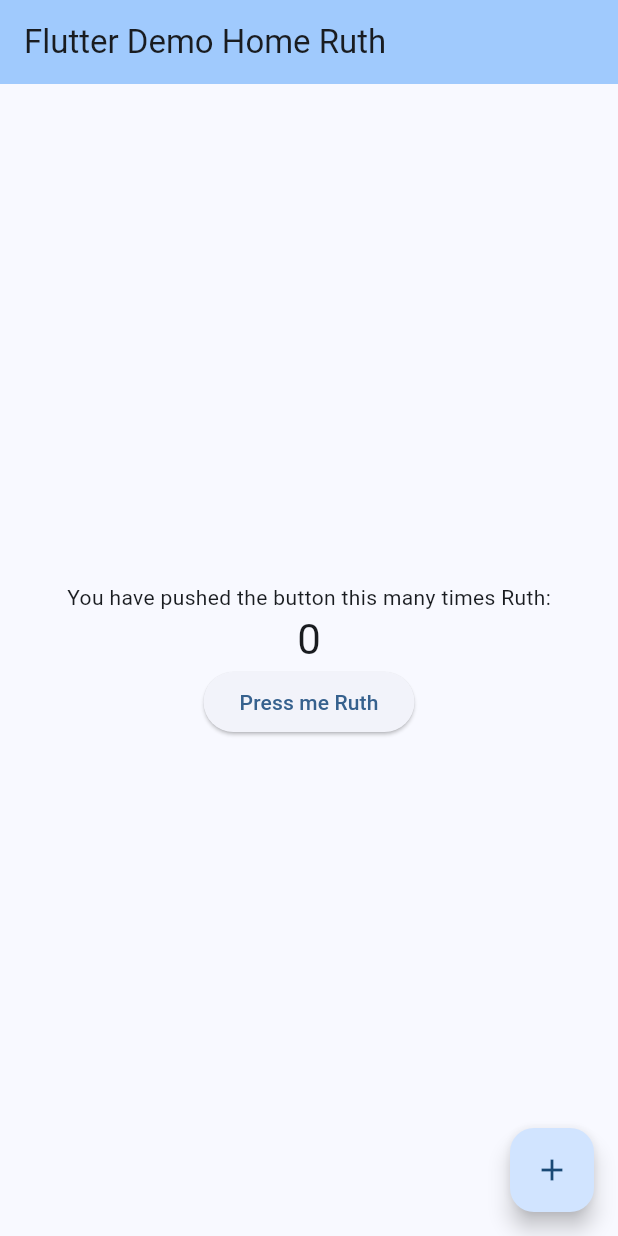
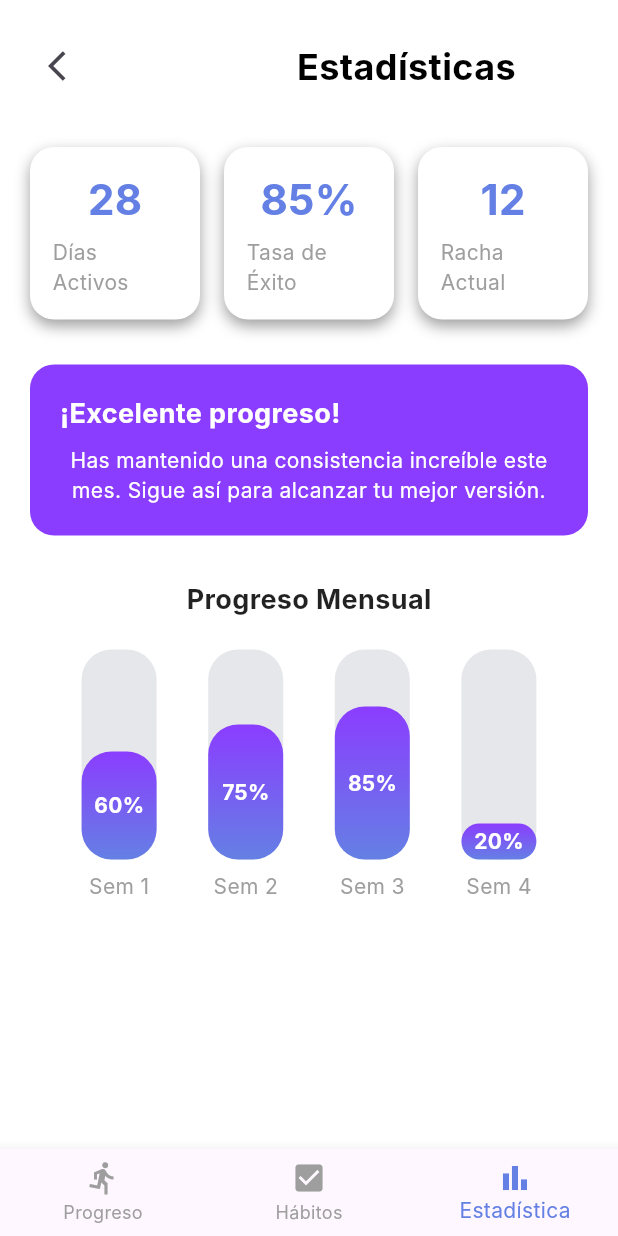
Before and after one commit to RuthJimenez309/flutter_application_1, a Flutter app: the screen it shows after launch, on a phone screen of 412 x 824 dp. Run offline on Flutter 3.47's test engine with Material 3 defaults, Android fonts, the phone set to English and light mode, and no system bars; Roboto replaces fonts that are missing (Inter).

Commit message:
Cambios realizad

```diff
--- a/lib/main.dart
+++ b/lib/main.dart
@@ -1,126 +1,228 @@
 import 'package:flutter/material.dart';
 
-void main() {
-  runApp(const MyApp());
-}
+void main() => runApp(const MyApp());
 
 class MyApp extends StatelessWidget {
   const MyApp({super.key});
 
-  // This widget is the root of your application.
   @override
   Widget build(BuildContext context) {
     return MaterialApp(
-      title: 'Flutter Demo',
-      theme: ThemeData(
-        // This is the theme of your application.
-        //
-        // TRY THIS: Try running your application with "flutter run". You'll see
-        // the application has a purple toolbar. Then, without quitting the app,
-        // try changing the seedColor in the colorScheme below to Colors.green
-        // and then invoke "hot reload" (save your changes or press the "hot
-        // reload" button in a Flutter-supported IDE, or press "r" if you used
-        // the command line to start the app).
-        //
-        // Notice that the counter didn't reset back to zero; the application
-        // state is not lost during the reload. To reset the state, use hot
-        // restart instead.
-        //
-        // This works for code too, not just values: Most code changes can be
-        // tested with just a hot reload.
-        colorScheme: ColorScheme.fromSeed(seedColor: Colors.blue),
-      ),
-      home: const MyHomePage(title: 'Flutter Demo Home Ruth'),
+      title: 'Estadísticas',
+      theme: ThemeData(fontFamily: 'Inter'),
+      home: const StatisticsScreen(),
+      debugShowCheckedModeBanner: false,
     );
   }
 }
 
-class MyHomePage extends StatefulWidget {
-  const MyHomePage({super.key, required this.title});
-
-  // This widget is the home page of your application. It is stateful, meaning
-  // that it has a State object (defined below) that contains fields that affect
-  // how it looks.
-
-  // This class is the configuration for the state. It holds the values (in this
-  // case the title) provided by the parent (in this case the App widget) and
-  // used by the build method of the State. Fields in a Widget subclass are
-  // always marked "final".
-
-  final String title;
-
-  @override
-  State<MyHomePage> createState() => _MyHomePageState();
-}
-
-class _MyHomePageState extends State<MyHomePage> {
-  int _counter = 0;
-
-  void _incrementCounter() {
-    setState(() {
-      // This call to setState tells the Flutter framework that something has
-      // changed in this State, which causes it to rerun the build method below
-      // so that the display can reflect the updated values. If we changed
-      // _counter without calling setState(), then the build method would not be
-      // called again, and so nothing would appear to happen.
-      _counter++;
-    });
-  }
+class StatisticsScreen extends StatelessWidget {
+  const StatisticsScreen({super.key});
 
   @override
   Widget build(BuildContext context) {
-    // This method is rerun every time setState is called, for instance as done
-    // by the _incrementCounter method above.
-    //
-    // The Flutter framework has been optimized to make rerunning build methods
-    // fast, so that you can just rebuild anything that needs updating rather
-    // than having to individually change instances of widgets.
     return Scaffold(
-      appBar: AppBar(
-        // TRY THIS: Try changing the color here to a specific color (to
-        // Colors.amber, perhaps?) and trigger a hot reload to see the AppBar
-        // change color while the other colors stay the same.
-        backgroundColor: Theme.of(context).colorScheme.inversePrimary,
-        // Here we take the value from the MyHomePage object that was created by
-        // the App.build method, and use it to set our appbar title.
-        title: Text(widget.title),
+      backgroundColor: Colors.white,
+
+      // Barra de navegación inferior
+      bottomNavigationBar: BottomNavigationBar(
+        currentIndex: 2, // Estadísticas seleccionada
+        selectedItemColor: const Color(0xFF6480E4), // Color morado claro
+        unselectedItemColor: Colors.grey,
+        onTap: (index) {},
+        items: const [
+          BottomNavigationBarItem(
+            icon: Icon(Icons.directions_run),
+            label: 'Progreso',
+          ),
+          BottomNavigationBarItem(
+            icon: Icon(Icons.check_box),
+            label: 'Hábitos',
+          ),
+          BottomNavigationBarItem(
+            icon: Icon(Icons.bar_chart),
+            label: 'Estadística',
+          ),
+        ],
       ),
-      body: Center(
-        // Center is a layout widget. It takes a single child and positions it
-        // in the middle of the parent.
-        child: Column(
-          // Column is also a layout widget. It takes a list of children and
-          // arranges them vertically. By default, it sizes itself to fit its
-          // children horizontally, and tries to be as tall as its parent.
-          //
-          // Column has various properties to control how it sizes itself and
-          // how it positions its children. Here we use mainAxisAlignment to
-          // center the children vertically; the main axis here is the vertical
-          // axis because Columns are vertical (the cross axis would be
-          // horizontal).
-          //
-          // TRY THIS: Invoke "debug painting" (choose the "Toggle Debug Paint"
-          // action in the IDE, or press "p" in the console), to see the
-          // wireframe for each widget.
-          mainAxisAlignment: MainAxisAlignment.center,
-          children: <Widget>[
-            const Text('You have pushed the button this many times Ruth:'),
-            Text(
-              '$_counter',
-              style: Theme.of(context).textTheme.headlineMedium,
-            ),
-            ElevatedButton(
-              onPressed: _incrementCounter,
-              child: const Text('Press me Ruth'),
-            ),
-          ],
+
+      body: SafeArea(
+        child: SingleChildScrollView(
+          // Evita overflow
+          padding: const EdgeInsets.all(20.0),
+          child: Column(
+            crossAxisAlignment: CrossAxisAlignment.center,
+            children: [
+              // Encabezado
+              Row(
+                children: [
+                  IconButton(
+                    icon: const Icon(Icons.arrow_back_ios),
+                    onPressed: () {},
+                  ),
+                  const Expanded(
+                    child: Text(
+                      'Estadísticas',
+                      textAlign: TextAlign.right,
+                      style: TextStyle(
+                        fontSize: 24,
+                        fontWeight: FontWeight.bold,
+                        color: Colors.black,
+                      ),
+                    ),
+                  ),
+                  const SizedBox(width: 48),
+                ],
+              ),
+              const SizedBox(height: 30),
+
+              // Tarjetas de estadísticas principales
+              Row(
+                mainAxisAlignment: MainAxisAlignment.spaceBetween,
+                children: [
+                  Expanded(child: _buildStatCard('28', 'Días Activos')),
+                  const SizedBox(width: 16),
+                  Expanded(child: _buildStatCard('85%', 'Tasa de Éxito')),
+                  const SizedBox(width: 16),
+                  Expanded(child: _buildStatCard('12', 'Racha Actual')),
+                ],
+              ),
+              const SizedBox(height: 30),
+
+              // Mensaje de progreso
+              _buildProgressMessage(),
+              const SizedBox(height: 30),
+
+              // Título progreso mensual
+              const Text(
+                'Progreso Mensual',
+                style: TextStyle(
+                  fontSize: 18,
+                  fontWeight: FontWeight.bold,
+                  color: Colors.black87,
+                ),
+              ),
+              const SizedBox(height: 20),
+
+              // Barras con etiquetas y valores dentro
+              Row(
+                mainAxisAlignment: MainAxisAlignment.spaceEvenly,
+                children: [
+                  _buildProgressBar(0.60, 'Sem 1'),
+                  _buildProgressBar(0.75, 'Sem 2'),
+                  _buildProgressBar(0.85, 'Sem 3'),
+                  _buildProgressBar(0.20, 'Sem 4'),
+                ],
+              ),
+            ],
+          ),
         ),
       ),
-      floatingActionButton: FloatingActionButton(
-        onPressed: _incrementCounter,
-        tooltip: 'Increment',
-        child: const Icon(Icons.add),
-      ), // This trailing comma makes auto-formatting nicer for build methods.
+    );
+  }
+
+  // Tarjeta de estadísticas
+  static Widget _buildStatCard(String value, String title) {
+    return Container(
+      padding: const EdgeInsets.all(15),
+      decoration: BoxDecoration(
+        color: Colors.white,
+        borderRadius: BorderRadius.circular(16),
+        boxShadow: [
+          BoxShadow(
+            color: Colors.grey,
+            blurRadius: 8,
+            offset: const Offset(0, 4),
+          ),
+        ],
+      ),
+      child: Column(
+        children: [
+          Text(
+            value,
+            style: const TextStyle(
+              fontSize: 28,
+              fontWeight: FontWeight.bold,
+              color: Color(0xFF6480E4), // Color solicitado
+            ),
+          ),
+          const SizedBox(height: 5),
+          Text(title, style: const TextStyle(fontSize: 14, color: Colors.grey)),
+        ],
+      ),
+    );
+  }
+
+  // Mensaje de progreso
+  static Widget _buildProgressMessage() {
+    return Container(
+      padding: const EdgeInsets.all(20),
+      decoration: BoxDecoration(
+        color: const Color(0xFF8B3DFF), // Fondo morado
+        borderRadius: BorderRadius.circular(16),
+      ),
+      child: const Column(
+        crossAxisAlignment: CrossAxisAlignment.start,
+        children: [
+          Text(
+            textAlign: TextAlign.center,
+            '¡Excelente progreso!',
+            style: TextStyle(
+              fontSize: 18,
+              fontWeight: FontWeight.bold,
+              color: Colors.white,
+            ),
+          ),
+          SizedBox(height: 8),
+          Text(
+            textAlign: TextAlign.center,
+            'Has mantenido una consistencia increíble este mes. '
+            'Sigue así para alcanzar tu mejor versión.',
+            style: TextStyle(fontSize: 14, color: Colors.white),
+          ),
+        ],
+      ),
+    );
+  }
+
+  // Barra con porcentaje dentro y etiqueta
+  static Widget _buildProgressBar(double percent, String weekLabel) {
+    return Column(
+      children: [
+        Container(
+          height: 140,
+          width: 50, // Más juntas
+          decoration: BoxDecoration(
+            color: const Color(0xFFE5E7EB),
+            borderRadius: BorderRadius.circular(20),
+          ),
+          child: Align(
+            alignment: Alignment.bottomCenter,
+            child: Container(
+              height: 120 * percent,
+              decoration: BoxDecoration(
+                gradient: const LinearGradient(
+                  colors: [Color(0xFF6480E4), Color(0xFF8B3DFF)],
+                  begin: Alignment.bottomCenter,
+                  end: Alignment.topCenter,
+                ),
+                borderRadius: BorderRadius.circular(20),
+              ),
+              child: Center(
+                child: Text(
+                  '${(percent * 100).toInt()}%',
+                  style: const TextStyle(
+                    color: Colors.white, // Porcentaje blanco
+                    fontWeight: FontWeight.bold,
+                  ),
+                ),
+              ),
+            ),
+          ),
+        ),
+        const SizedBox(height: 8),
+        Text(weekLabel, style: const TextStyle(color: Colors.grey)),
+      ],
     );
   }
 }
```
Also changed, not shown: lib/stadistic.dart (added).
